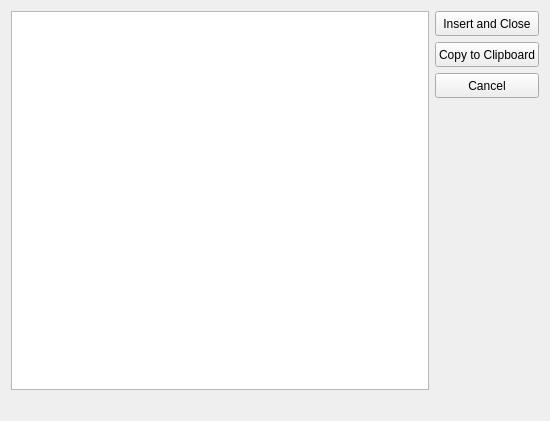
This is Qitom/ui/dialogIconBrowser.ui in itom-project/itom as Qt 5 draws it before an edit. The edited form follows.
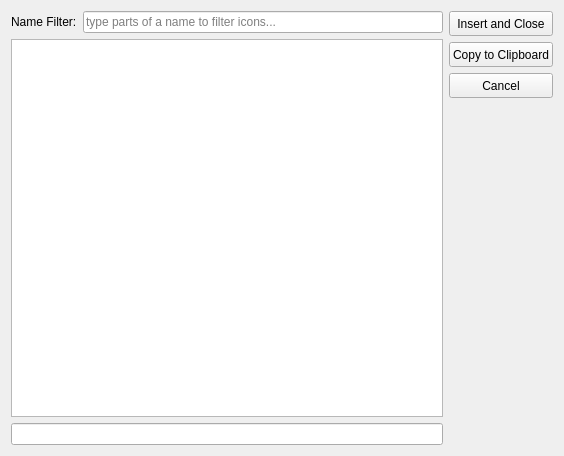
This is the edited form.

Commit message: improved icon browser dialog: icons can be filtered by a text box. The load is put into a concurrent run task to improve the startup. name of selected item is displayed in textbox below the tree widget.

Patch:
```diff
--- a/Qitom/ui/dialogIconBrowser.ui
+++ b/Qitom/ui/dialogIconBrowser.ui
@@ -6,16 +6,34 @@
    <rect>
     <x>0</x>
     <y>0</y>
-    <width>550</width>
-    <height>421</height>
+    <width>564</width>
+    <height>456</height>
    </rect>
   </property>
   <property name="windowTitle">
    <string>Dialog</string>
   </property>
-  <layout class="QHBoxLayout" name="horizontalLayout">
+  <layout class="QHBoxLayout" name="horizontalLayout_2">
    <item>
     <layout class="QVBoxLayout" name="verticalLayout_2">
+     <item>
+      <layout class="QHBoxLayout" name="horizontalLayout">
+       <item>
+        <widget class="QLabel" name="label">
+         <property name="text">
+          <string>Name Filter:</string>
+         </property>
+        </widget>
+       </item>
+       <item>
+        <widget class="QLineEdit" name="txtFilter">
+         <property name="placeholderText">
+          <string>type parts of a name to filter icons...</string>
+         </property>
+        </widget>
+       </item>
+      </layout>
+     </item>
      <item>
       <widget class="QTreeWidget" name="treeWidget">
        <property name="showDropIndicator" stdset="0">
@@ -41,11 +59,8 @@
       </widget>
      </item>
      <item>
-      <widget class="QLabel" name="lblText">
-       <property name="text">
-        <string/>
-       </property>
-       <property name="wordWrap">
+      <widget class="QLineEdit" name="txtCurrentName">
+       <property name="readOnly">
         <bool>true</bool>
        </property>
       </widget>
```
The commit also changes 2 other files.
